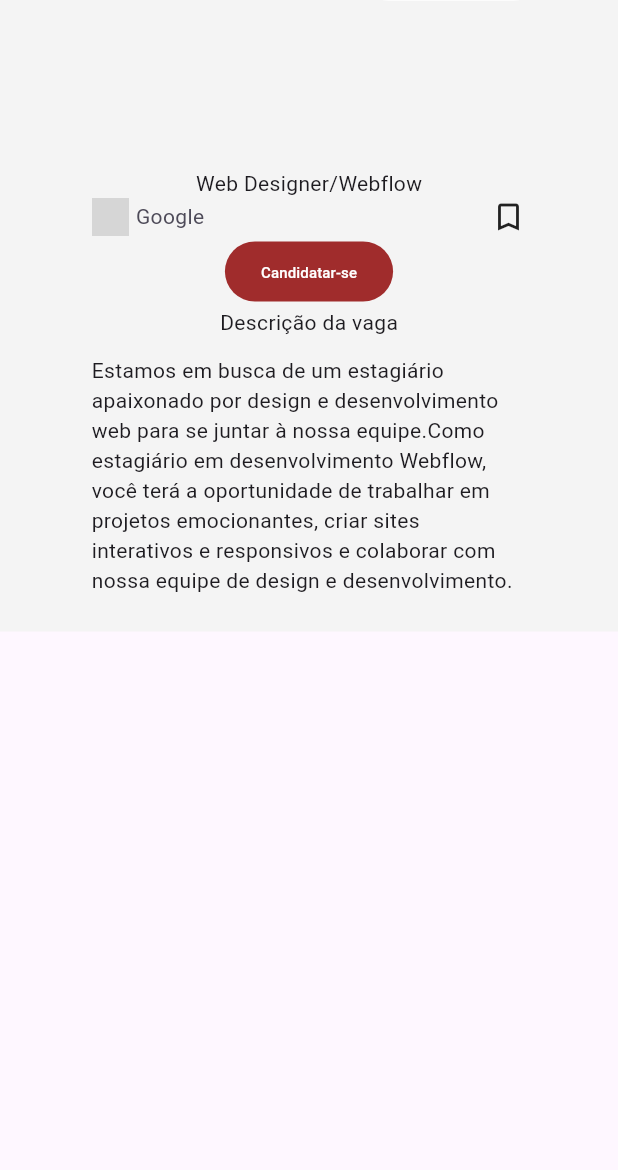
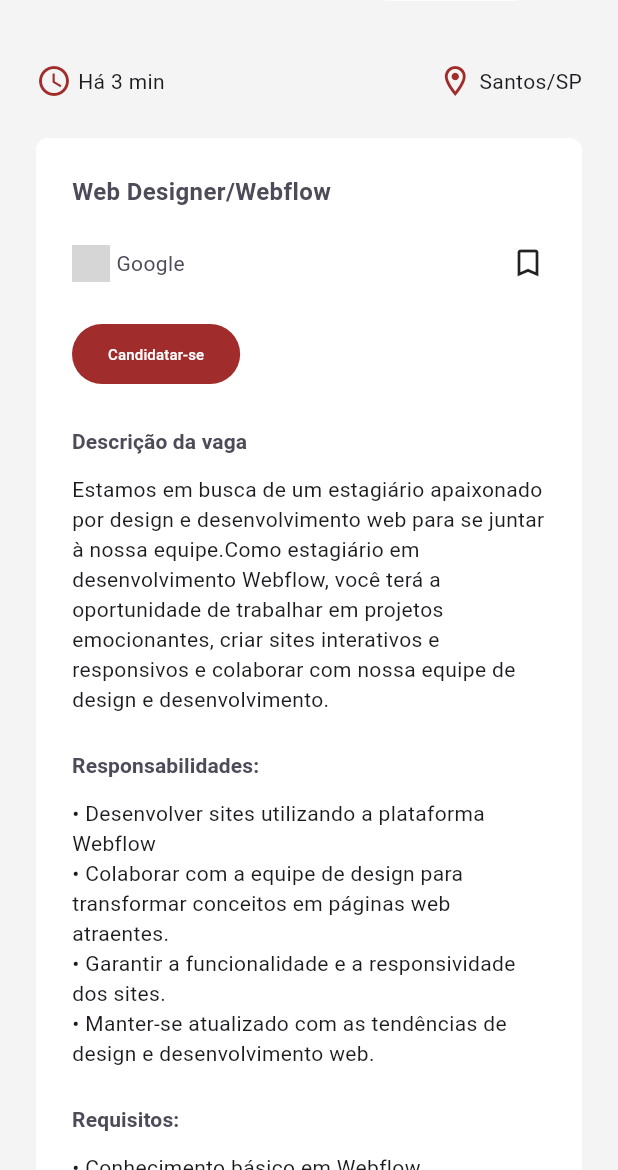
Before and after one commit to GiovanaJensen/fatec-internship, a Flutter app: the screen it shows after launch, after a tap on "Google", on a phone screen of 412 x 824 dp, the part 66-1236 px from its top. Run offline on Flutter 3.47's test engine with Material 3 defaults, Android fonts, the phone set to English and light mode, and no system bars; our stand-ins replace firebase_auth, firebase_core; accounts and stored records are empty; network calls fail; grey boxes are pictures that could not be loaded.

Commit message:
add: finalizacao da pagina de vagas e vaga detalhada

```diff
--- a/lib/components/vagas/vaga_detalhada_content.dart
+++ b/lib/components/vagas/vaga_detalhada_content.dart
@@ -1,6 +1,7 @@
 import 'package:fatec_internship/components/botoes/button.dart';
 import 'package:fatec_internship/components/types/Vaga.dart';
 import 'package:fatec_internship/components/vagas/Vagas_header.dart';
+import 'package:fatec_internship/themes/my_theme.dart';
 import 'package:fatec_internship/themes/theme_colors.dart';
 import 'package:flutter/material.dart';
 
@@ -10,33 +11,94 @@ class VagaDetalhadaContent extends StatelessWidget {
 
   @override
   Widget build(BuildContext context) {
-    return Padding(
+    return Container(
+      decoration: BoxDecoration(color: Colors.white, borderRadius: BorderRadius.circular(8)),
       padding: const EdgeInsets.all(24),
       child: Column(
         children: [
-          Text(vaga.tituloVaga),
+          Row(
+            mainAxisAlignment: MainAxisAlignment.start,
+            children: [
+              Text(vaga.tituloVaga, style: const TextStyle(fontWeight: FontWeight.bold, color: ThemeColors.textColor, fontSize: 16),),
+            ],
+          ),
+          const SizedBox(height: 24,),
           VagasHeader(
               empresa: vaga.empresa,
               caminhoLogoEmpresa: vaga.caminhoLogoEmpresa,
               isFavorito: vaga.isFavorito),
-          const PatternButton(
-              buttonTitle: "Candidatar-se",
-              hasDialog: true,
-              bgColor: ThemeColors.primaryColor),
-          const DescricaoVaga(),
+          const SizedBox(height: 24,),
+          const Row(
+            mainAxisAlignment: MainAxisAlignment.start,
+            children: [
+              PatternButton(
+                  buttonTitle: "Candidatar-se",
+                  hasDialog: true,
+                  bgColor: ThemeColors.primaryColor),
+            ],
+          ),
+          const SizedBox(height: 24),
+          const _DescricaoVaga(),
+          const SizedBox(height: 24),
+          const _Responsabilidades(),
+          const SizedBox(height: 24),
+          const _RequisitosVaga()
         ],
       ),
     );
   }
 }
 
-class DescricaoVaga extends StatelessWidget {
-  const DescricaoVaga({super.key});
+class _DescricaoVaga extends StatelessWidget {
+  const _DescricaoVaga({super.key});
 
   @override
   Widget build(BuildContext context) {
-    return const Column(
-      children: [Text("Descrição da vaga"), SizedBox(height: 12),Text("Estamos em busca de um estagiário apaixonado por design e desenvolvimento web para se juntar à nossa equipe.Como estagiário em desenvolvimento Webflow, você terá a oportunidade de trabalhar em projetos emocionantes, criar sites interativos e responsivos e colaborar com nossa equipe de design e desenvolvimento.")],
+    return Column(
+      crossAxisAlignment: CrossAxisAlignment.start,
+      children: [
+        Text("Descrição da vaga", style: Theme.of(context).textTheme.titleSmall,),
+        const SizedBox(height: 12),
+        const Text(
+            "Estamos em busca de um estagiário apaixonado por design e desenvolvimento web para se juntar à nossa equipe.Como estagiário em desenvolvimento Webflow, você terá a oportunidade de trabalhar em projetos emocionantes, criar sites interativos e responsivos e colaborar com nossa equipe de design e desenvolvimento.")
+      ],
     );
   }
 }
+
+class _Responsabilidades extends StatelessWidget {
+  const _Responsabilidades({super.key});
+
+  @override
+  Widget build(BuildContext context) {
+    return Column(
+      crossAxisAlignment: CrossAxisAlignment.start,
+      children: [
+        Text("Responsabilidades:", style: Theme.of(context).textTheme.titleSmall),
+        const SizedBox(height: 12),
+        const Text('\u2022 Desenvolver sites utilizando a plataforma Webflow'),
+        const Text('\u2022 Colaborar com a equipe de design para transformar conceitos em páginas web atraentes.'),
+        const Text('\u2022 Garantir a funcionalidade e a responsividade dos sites.'),
+        const Text('\u2022 Manter-se atualizado com as tendências de design e desenvolvimento web.'),
+      ],
+    );
+  }
+}
+
+class _RequisitosVaga extends StatelessWidget {
+  const _RequisitosVaga({super.key});
+
+  @override
+  Widget build(BuildContext context) {
+    return Column(
+      crossAxisAlignment: CrossAxisAlignment.start,
+      children: [
+        Text("Requisitos:", style: Theme.of(context).textTheme.titleSmall),
+        const SizedBox(height: 12),
+        const Text('\u2022 Conhecimento básico em Webflow.'),
+        const Text('\u2022 Paixão por design e usabilidade.'),
+        const Text('\u2022 Habilidade para trabalhar em equipe e aprender rapidamente.'),
+      ],
+    );
+  }
+}
--- /dev/null
+++ b/lib/components/vagas/vaga_detalhada_header.dart
@@ -0,0 +1,31 @@
+import 'package:fatec_internship/themes/theme_colors.dart';
+import 'package:flutter/material.dart';
+
+class VagaDetalhadaHeader extends StatelessWidget {
+  final int minutos;
+  final String local;
+  const VagaDetalhadaHeader({super.key, required this.minutos, required this.local});
+
+  @override
+  Widget build(BuildContext context) {
+    return Row(
+      mainAxisAlignment: MainAxisAlignment.spaceBetween,
+      children: [
+        Row(
+          children: [
+              const Icon(Icons.access_time, color: ThemeColors.primaryColor,),
+              const SizedBox(width: 4,),
+              Text("Há $minutos min")
+          ],
+        ),
+        Row(
+          children: [
+              const Icon(Icons.location_on_outlined, color: ThemeColors.primaryColor,),
+              const SizedBox(width: 4,),
+              Text(local)
+          ],
+        )
+      ],
+    );
+  }
+}
--- /dev/null
+++ b/lib/components/vagas/vagas_page_card.dart
@@ -0,0 +1,34 @@
+import 'package:fatec_internship/components/types/Vaga.dart';
+import 'package:fatec_internship/components/vagas/Vagas_card.dart';
+import 'package:fatec_internship/screens/vaga_detalhada.dart';
+import 'package:flutter/material.dart';
+
+class VagasCardPage extends StatelessWidget {
+  final Vaga vaga;
+  const VagasCardPage({super.key, required this.vaga});
+
+  @override
+  Widget build(BuildContext context) {
+    return GestureDetector(
+                      onTap: () {
+                        // Navigate to the detailed page when tapped
+                        Navigator.push(
+                          context,
+                          MaterialPageRoute(
+                            builder: (context) => VagaDetalhadaPage(
+                              vaga: vaga,
+                            ),
+                          ),
+                        );
+                      },
+                      child: VagasCard(
+                        empresa: vaga.empresa,
+                        caminhoLogoEmpresa: vaga.caminhoLogoEmpresa,
+                        isFavorito: vaga.isFavorito,
+                        tituloVaga: vaga.tituloVaga,
+                        local: vaga.local,
+                        minutos: vaga.minutos,
+                      ),
+                    );
+  }
+}
--- a/lib/screens/vaga_detalhada.dart
+++ b/lib/screens/vaga_detalhada.dart
@@ -2,6 +2,7 @@ import 'package:fatec_internship/components/Header.dart';
 import 'package:fatec_internship/components/sub_header.dart';
 import 'package:fatec_internship/components/types/Vaga.dart';
 import 'package:fatec_internship/components/vagas/vaga_detalhada_content.dart';
+import 'package:fatec_internship/components/vagas/vaga_detalhada_header.dart';
 import 'package:fatec_internship/themes/theme_colors.dart';
 import 'package:flutter/material.dart';
 
@@ -21,20 +22,18 @@ class VagaDetalhadaPage extends StatelessWidget {
           Expanded(
               child: Container(
             decoration: const BoxDecoration(color: ThemeColors.backgroundColor),
-            child: Padding(
-              padding: const EdgeInsets.symmetric(horizontal: 37.0),
-              child: Column(
-                  crossAxisAlignment: CrossAxisAlignment.start,
-                  children: [
-                    const Padding(
-                      padding: EdgeInsets.only(top: 30.0),
-                    ),
-                    const SizedBox(
-                      height: 46,
-                    ),
-                    VagaDetalhadaContent(vaga: vaga)
-                  ]),
-            ),
+            child: Column(
+                crossAxisAlignment: CrossAxisAlignment.start,
+                children: [
+                  Padding(
+                    padding: const EdgeInsets.fromLTRB(24,30,24,0),
+                    child: VagaDetalhadaHeader(minutos: vaga.minutos, local: vaga.local,),
+                  ),
+                  Padding(
+                    padding: const EdgeInsets.fromLTRB(24,26,24,0),
+                    child: VagaDetalhadaContent(vaga: vaga),
+                  )
+                ]),
           ))
         ],
       ),
--- a/lib/screens/vagas_page.dart
+++ b/lib/screens/vagas_page.dart
@@ -2,6 +2,7 @@ import 'package:fatec_internship/components/Header.dart';
 import 'package:fatec_internship/components/sub_header.dart';
 import 'package:fatec_internship/components/types/Vaga.dart';
 import 'package:fatec_internship/components/vagas/Vagas_card.dart';
+import 'package:fatec_internship/components/vagas/vagas_page_card.dart';
 import 'package:fatec_internship/screens/vaga_detalhada.dart';
 import 'package:fatec_internship/themes/theme_colors.dart';
 import 'package:flutter/material.dart';
@@ -32,14 +33,7 @@ class VagasPage extends StatelessWidget {
                         titulo: "18 Novas Vagas ✍️",
                       ),
                     ),
-                    GestureDetector(
-                      onTap: () {
-                        // Navigate to the detailed page when tapped
-                        Navigator.push(
-                          context,
-                          MaterialPageRoute(
-                            builder: (context) => VagaDetalhadaPage(
-                              vaga: Vaga(
+                    VagasCardPage(vaga: Vaga(
                                 empresa: "Google",
                                 caminhoLogoEmpresa:
                                     "lib/images/google_icon.png",
@@ -47,20 +41,37 @@ class VagasPage extends StatelessWidget {
                                 tituloVaga: "Web Designer/Webflow",
                                 local: "Santos/SP",
                                 minutos: 3,
-                              ),
-                            ),
-                          ),
-                        );
-                      },
-                      child: const VagasCard(
-                        empresa: "Google",
-                        caminhoLogoEmpresa: "lib/images/google_icon.png",
-                        isFavorito: false,
-                        tituloVaga: "Web Designer/Webflow",
-                        local: "Santos/SP",
-                        minutos: 3,
-                      ),
-                    ),
+                              ),),
+                    const SizedBox(height: 8,),
+                    VagasCardPage(vaga: Vaga(
+                                empresa: "Amazon",
+                                caminhoLogoEmpresa:
+                                    "lib/images/amazon_icon.png",
+                                isFavorito: false,
+                                tituloVaga: "Front-end developer",
+                                local: "Santos/SP",
+                                minutos: 5,
+                              )),
+                    const SizedBox(height: 8),
+                    VagasCardPage(vaga: Vaga(
+                                empresa: "Amazon",
+                                caminhoLogoEmpresa:
+                                    "lib/images/amazon_icon.png",
+                                isFavorito: false,
+                                tituloVaga: "Front-end developer",
+                                local: "Santos/SP",
+                                minutos: 5,
+                              )),
+                    const SizedBox(height: 8),
+                    VagasCardPage(vaga: Vaga(
+                                empresa: "Amazon",
+                                caminhoLogoEmpresa:
+                                    "lib/images/amazon_icon.png",
+                                isFavorito: false,
+                                tituloVaga: "Front-end developer",
+                                local: "Santos/SP",
+                                minutos: 5,
+                              )),
                     const SizedBox(height: 8),
                   ]),
             ),
--- a/lib/themes/my_theme.dart
+++ b/lib/themes/my_theme.dart
@@ -9,6 +9,11 @@ ThemeData MyTheme = ThemeData(
       fontSize: 24,
       fontWeight: FontWeight.bold,
     ),
+    titleSmall: TextStyle(
+      color: ThemeColors.textColor,
+      fontSize: 14,
+      fontWeight: FontWeight.bold
+    ),
     bodyLarge: TextStyle(
       color: ThemeColors.textColor,
       fontSize: 18
```
